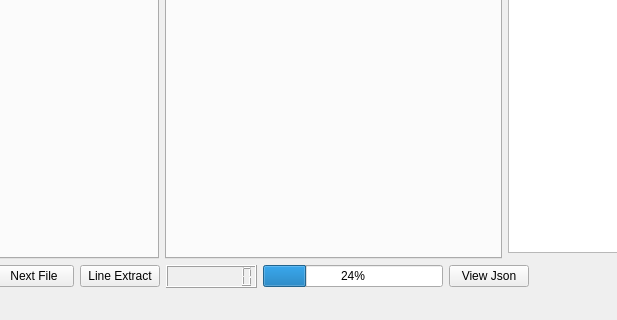
Qt form python_src/30_tensor_flow_ex/ex02_bin/QtLineExtractor.ui (openvisual/open-visual-machine-learning) before a commit; both pictures show x 188 to 805 and y 313 to 633 of the 1006 by 633 pixel window.
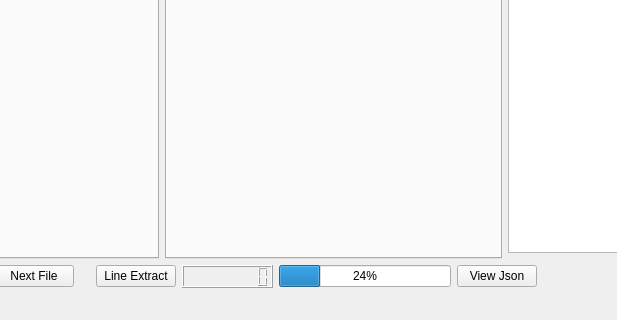
The same form after that commit. Icons and pictures are not drawn.

The edit to the form file:
```diff
--- a/python_src/30_tensor_flow_ex/ex02_bin/QtLineExtractor.ui
+++ b/python_src/30_tensor_flow_ex/ex02_bin/QtLineExtractor.ui
@@ -133,6 +133,13 @@
         </property>
        </widget>
       </item>
+      <item>
+       <widget class="QLabel" name="label_4">
+        <property name="text">
+         <string>   </string>
+        </property>
+       </widget>
+      </item>
       <item>
        <widget class="QPushButton" name="lineExtract">
         <property name="text">
```
